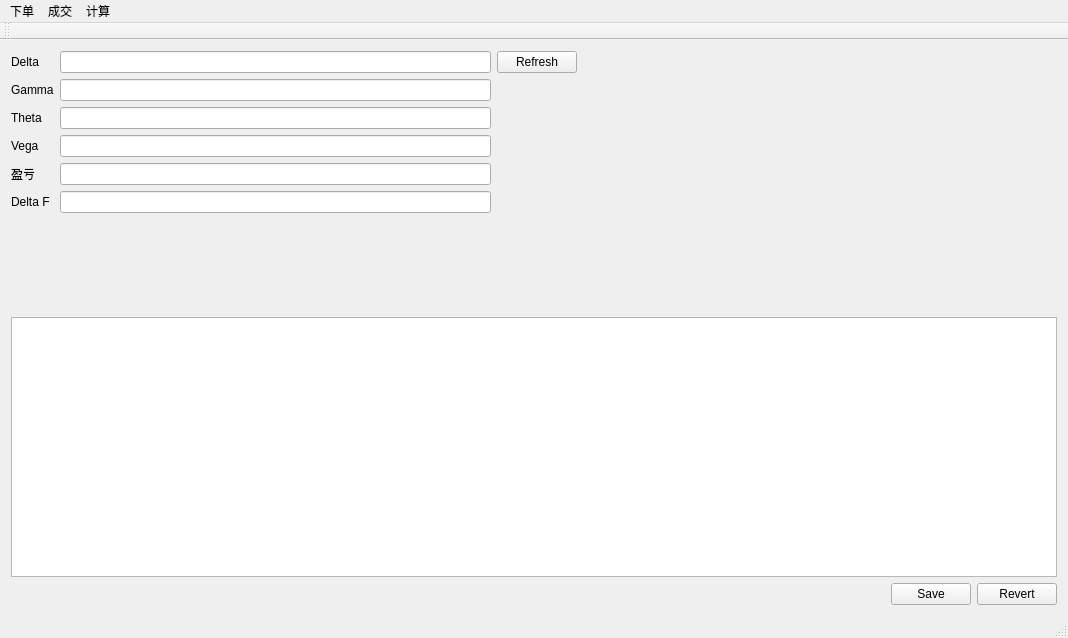
Old version of the form mainwindow.ui in the repository Dalizi/option_calculator.
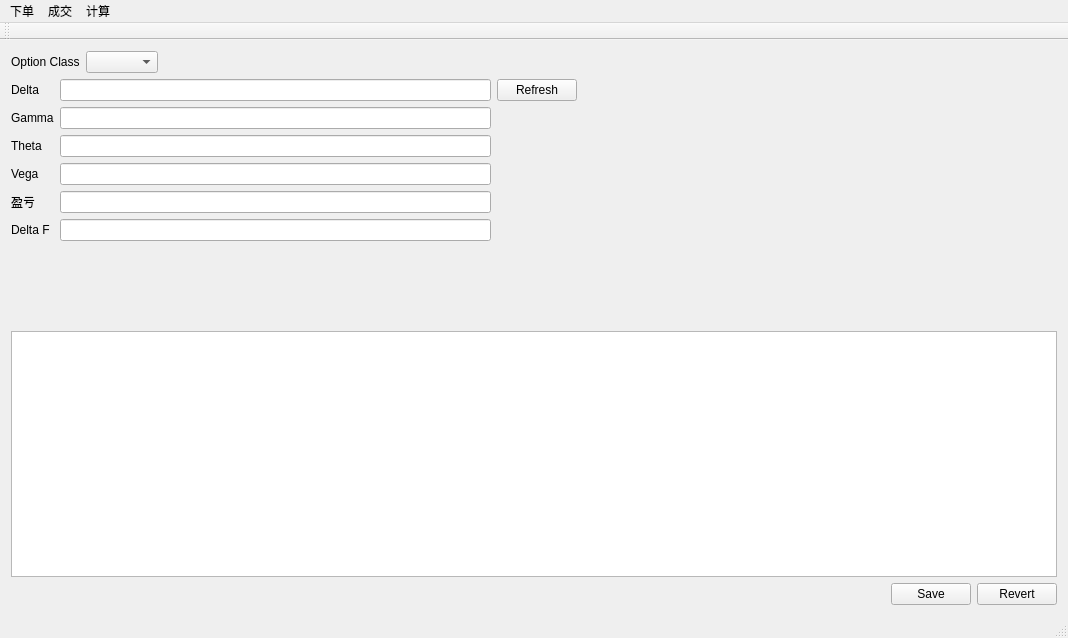
New version of the form.

Patch:
```diff
--- a/mainwindow.ui
+++ b/mainwindow.ui
@@ -15,6 +15,33 @@
   </property>
   <widget class="QWidget" name="centralWidget">
    <layout class="QVBoxLayout" name="verticalLayout">
+    <item>
+     <layout class="QHBoxLayout" name="horizontalLayout">
+      <item>
+       <widget class="QLabel" name="optionClassLabel">
+        <property name="text">
+         <string>Option Class</string>
+        </property>
+       </widget>
+      </item>
+      <item>
+       <widget class="QComboBox" name="optionClassComboBox"/>
+      </item>
+      <item>
+       <spacer name="horizontalSpacer_3">
+        <property name="orientation">
+         <enum>Qt::Horizontal</enum>
+        </property>
+        <property name="sizeHint" stdset="0">
+         <size>
+          <width>40</width>
+          <height>20</height>
+         </size>
+        </property>
+       </spacer>
+      </item>
+     </layout>
+    </item>
     <item>
      <layout class="QHBoxLayout" name="horizontalLayout_3">
       <item>
```
